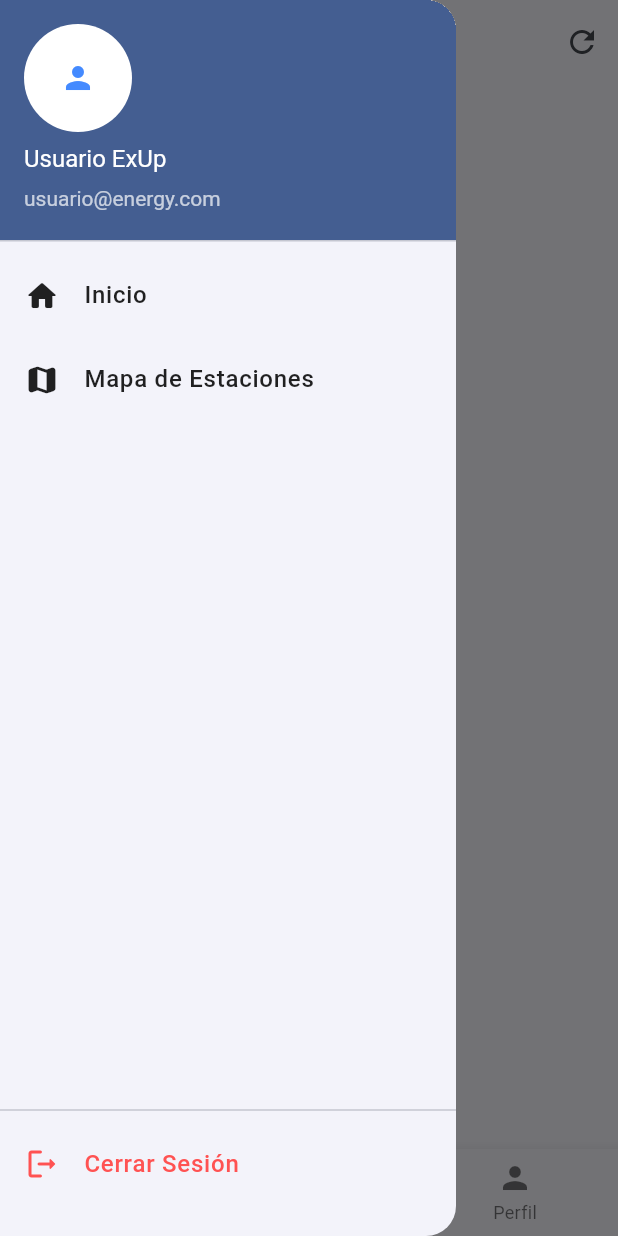
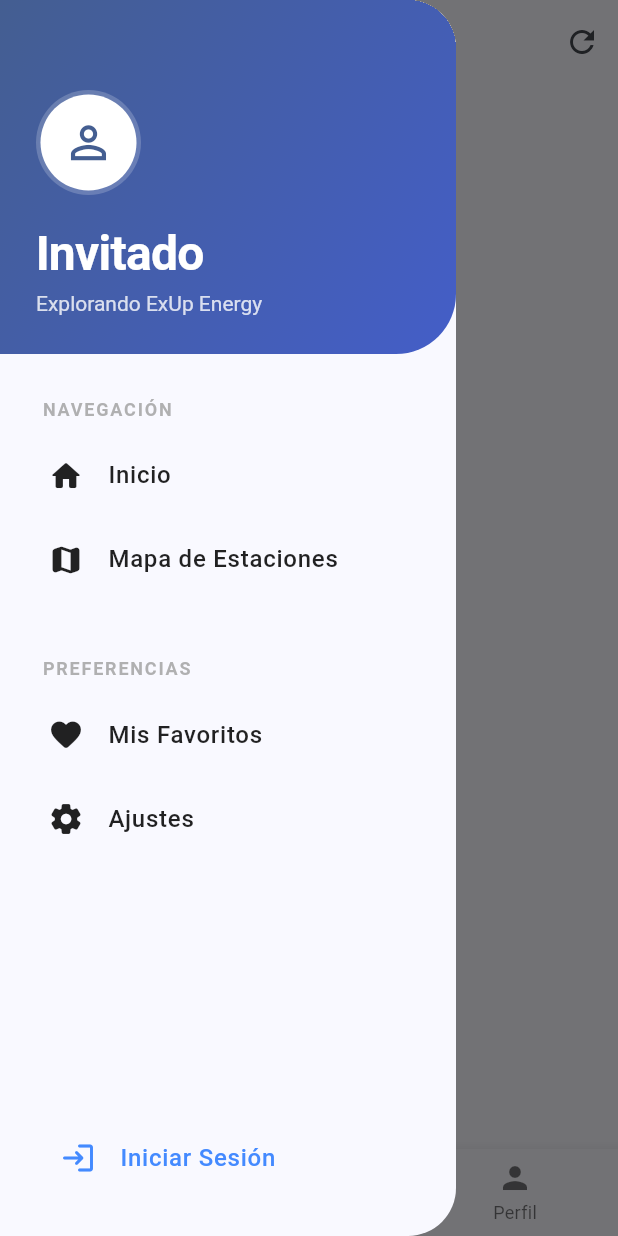
Before and after one commit to VictorHPonce/exup-energy-mobile, a Flutter app: the HomePage screen opened by its route, with the side drawer open, on a phone screen of 412 x 824 dp. Run offline on Flutter 3.47's test engine with Material 3 defaults, Android fonts, the phone set to English and light mode, and no system bars; our stand-ins replace dartz, dio, equatable, flutter_bloc, flutter_secure_storage, geolocator and 2 more; accounts and stored records are empty.

Commit message:
feat(ui): refactor CustomDrawer with improved modern aesthetics and BLoC integration

```diff
--- a/lib/core/network/auth_interceptor.dart
+++ b/lib/core/network/auth_interceptor.dart
@@ -1,7 +1,7 @@
 import 'package:dio/dio.dart';
-import 'package:exup_energy_mobile/features/auth/data/datasources/auth_remote_data_source.dart';
 import 'package:exup_energy_mobile/injection_container.dart';
-import '../../features/auth/data/datasources/auth_local_data_source.dart';
+import 'package:exup_energy_mobile/features/auth/auth.dart';
+
 
 class AuthInterceptor extends Interceptor {
   final AuthLocalDataSource authLocalDataSource;
--- a/lib/core/widgets/molecules/input_group.dart
+++ b/lib/core/widgets/molecules/input_group.dart
@@ -1,6 +1,6 @@
 import 'package:flutter/material.dart';
 import '../atoms/brand_text.dart';
-import '../../../features/auth/presentation/widgets/custom_text_field.dart';
+import 'package:exup_energy_mobile/features/auth/auth.dart';
 
 class InputGroup extends StatelessWidget {
   final String label;
--- a/lib/core/widgets/organisms/custom_drawer.dart
+++ b/lib/core/widgets/organisms/custom_drawer.dart
@@ -1,4 +1,6 @@
 import 'package:flutter/material.dart';
+import 'package:flutter_bloc/flutter_bloc.dart';
+import 'package:exup_energy_mobile/features/auth/auth.dart';
 import 'package:go_router/go_router.dart';
 import '../atoms/brand_text.dart';
 import '../molecules/drawer_item.dart';
@@ -9,32 +11,40 @@ class CustomDrawer extends StatelessWidget {
   @override
   Widget build(BuildContext context) {
     final theme = Theme.of(context);
+    final colorScheme = theme.colorScheme;
+
+    return BlocBuilder<AuthBloc, AuthState>(
+      builder: (context, state) {
+        String name = "Invitado";
+        String email = "Explorando ExUp Energy";
+        bool isGuest = true;
+
+        if (state is AuthSuccess) {
+          name = state.user.name;
+          email = state.user.email;
+          isGuest = false;
+        }
 
         return Drawer(
+          backgroundColor: colorScheme.surface,
           shape: const RoundedRectangleBorder(
-        borderRadius: BorderRadius.only(
-          topRight: Radius.circular(20),
-          bottomRight: Radius.circular(20),
-        ),
+            borderRadius: BorderRadius.horizontal(right: Radius.circular(32)),
           ),
           child: Column(
             children: [
-          // Cabecera estilizada
-          UserAccountsDrawerHeader(
-            decoration: BoxDecoration(color: theme.primaryColor),
-            accountName: const BrandText.body("Usuario ExUp", color: Colors.white),
-            accountEmail: const BrandText.caption("usuario@energy.com", color: Colors.white70),
-            currentAccountPicture: const CircleAvatar(
-              backgroundColor: Colors.white,
-              child: Icon(Icons.person, color: Colors.blueAccent),
-            ),
-          ),
+              // CABECERA MODERNA (Sin el header clásico)
+              _buildModernHeader(theme, name, email, isGuest),
 
-          // Cuerpo del Drawer con scroll si es necesario
+              const SizedBox(height: 12),
+
+              // LISTADO DE OPCIONES
               Expanded(
+                child: Padding(
+                  padding: const EdgeInsets.symmetric(horizontal: 16),
                   child: ListView(
                     padding: EdgeInsets.zero,
                     children: [
+                      _SectionTitle(title: "Navegación"),
                       DrawerItem(
                         icon: Icons.home_rounded,
                         label: 'Inicio',
@@ -43,26 +53,109 @@ class CustomDrawer extends StatelessWidget {
                       DrawerItem(
                         icon: Icons.map_rounded,
                         label: 'Mapa de Estaciones',
-                  onTap: () {
-                    // Lógica futura: Navigator.pop(context) y luego navegar
-                  },
+                        onTap: () {},
+                      ),
+                      const SizedBox(height: 20),
+                      _SectionTitle(title: "Preferencias"),
+                      DrawerItem(
+                        icon: Icons.favorite_rounded,
+                        label: 'Mis Favoritos',
+                        onTap: () {},
+                      ),
+                      DrawerItem(
+                        icon: Icons.settings_rounded,
+                        label: 'Ajustes',
+                        onTap: () {},
                       ),
                     ],
                   ),
                 ),
+              ),
 
-          const Divider(),
+              // PIE DE PÁGINA (Boton de acción de sesión)
+              Padding(
+                padding: const EdgeInsets.all(24),
+                child: _buildSessionButton(context, isGuest),
+              ),
+            ],
+          ),
+        );
+      },
+    );
+  }
 
-          // Item de cierre de sesión al final
-          DrawerItem(
-            icon: Icons.logout_rounded,
-            label: 'Cerrar Sesión',
-            color: Colors.redAccent,
-            onTap: () => context.go('/welcome'),
+  Widget _buildModernHeader(ThemeData theme, String name, String email, bool isGuest) {
+    return Container(
+      width: double.infinity,
+      padding: const EdgeInsets.fromLTRB(24, 60, 24, 24),
+      decoration: BoxDecoration(
+        gradient: LinearGradient(
+          begin: Alignment.topLeft,
+          end: Alignment.bottomRight,
+          colors: [
+            theme.primaryColor,
+            theme.primaryColor.withBlue(200),
+          ],
         ),
-          const SizedBox(height: 20),
+        borderRadius: const BorderRadius.only(bottomRight: Radius.circular(40)),
+      ),
+      child: Column(
+        crossAxisAlignment: CrossAxisAlignment.start,
+        children: [
+          CircleAvatar(
+            radius: 35,
+            backgroundColor: Colors.white.withValues(alpha: 0.2),
+            child: CircleAvatar(
+              radius: 32,
+              backgroundColor: Colors.white,
+              child: Icon(
+                isGuest ? Icons.person_outline : Icons.person,
+                size: 35,
+                color: theme.primaryColor,
+              ),
+            ),
+          ),
+          const SizedBox(height: 16),
+          BrandText.header(name, color: Colors.white),
+          BrandText.caption(email, color: Colors.white.withValues(alpha: 0.8)),
         ],
       ),
     );
   }
+
+  Widget _buildSessionButton(BuildContext context, bool isGuest) {
+    return DrawerItem(
+      icon: isGuest ? Icons.login_rounded : Icons.logout_rounded,
+      label: isGuest ? 'Iniciar Sesión' : 'Cerrar Sesión',
+      color: isGuest ? Colors.blueAccent : Colors.redAccent,
+      onTap: () {
+        if (!isGuest) {
+          context.read<AuthBloc>().add(const LogoutRequested());
         }
+        context.go('/welcome');
+      },
+    );
+  }
+}
+
+// Widget auxiliar para títulos de sección
+class _SectionTitle extends StatelessWidget {
+  final String title;
+  const _SectionTitle({required this.title});
+
+  @override
+  Widget build(BuildContext context) {
+    return Padding(
+      padding: const EdgeInsets.only(left: 12, bottom: 8, top: 16),
+      child: Text(
+        title.toUpperCase(),
+        style: TextStyle(
+          fontSize: 12,
+          fontWeight: FontWeight.bold,
+          color: Colors.grey.withValues(alpha: 0.8),
+          letterSpacing: 1.2,
+        ),
+      ),
+    );
+  }
+}
--- /dev/null
+++ b/lib/core/widgets/widgets.dart
@@ -0,0 +1,5 @@
+export 'atoms/brand_text.dart';
+export 'atoms/primary_button.dart';
+export 'molecules/drawer_item.dart';
+export 'molecules/input_group.dart';
+export 'organisms/custom_drawer.dart';
--- a/lib/features/auth/data/datasources/auth_remote_data_source.dart
+++ b/lib/features/auth/data/datasources/auth_remote_data_source.dart
@@ -9,7 +9,6 @@ abstract class AuthRemoteDataSource {
 
 class AuthRemoteDataSourceImpl implements AuthRemoteDataSource {
   final Dio dio;
-  // static const String baseUrl = "https://192.168.1.130:7161/api";
 
   AuthRemoteDataSourceImpl({required this.dio});
 
--- /dev/null
+++ b/lib/features/auth/domain/usecases/logout_usecase.dart
@@ -0,0 +1,12 @@
+import 'package:dartz/dartz.dart';
+import '../../../../core/error/failures.dart';
+import '../repositories/auth_repository.dart';
+
+class LogoutUseCase {
+  final AuthRepository repository;
+  LogoutUseCase(this.repository);
+
+  Future<Either<Failure, void>> execute() async {
+    return await repository.logout();
+  }
+}
--- a/lib/features/auth/presentation/bloc/auth_bloc.dart
+++ b/lib/features/auth/presentation/bloc/auth_bloc.dart
@@ -1,22 +1,26 @@
+import 'package:exup_energy_mobile/features/auth/auth.dart';
 import 'package:flutter_bloc/flutter_bloc.dart';
-import '../../domain/usecases/login_usecase.dart';
-import '../../domain/usecases/register_usecase.dart';
-import 'auth_event.dart';
-import 'auth_state.dart';
+
 
 class AuthBloc extends Bloc<AuthEvent, AuthState> {
   final LoginUseCase loginUseCase;
   final RegisterUseCase registerUseCase;
+  final LogoutUseCase logoutUseCase;
 
   AuthBloc({
     required this.loginUseCase,
     required this.registerUseCase,
+    required this.logoutUseCase,
   }) : super(AuthInitial()) {
     on<LoginSubmittedEvent>(_onLogin);
     on<RegisterSubmittedEvent>(_onRegister);
+    on<LogoutRequested>(_onLogout);
   }
 
-  Future<void> _onLogin(LoginSubmittedEvent event, Emitter<AuthState> emit) async {
+  Future<void> _onLogin(
+    LoginSubmittedEvent event,
+    Emitter<AuthState> emit,
+  ) async {
     emit(AuthLoading());
     final result = await loginUseCase(event.email, event.password);
     result.fold(
@@ -25,7 +29,10 @@ class AuthBloc extends Bloc<AuthEvent, AuthState> {
     );
   }
 
-  Future<void> _onRegister(RegisterSubmittedEvent event, Emitter<AuthState> emit) async {
+  Future<void> _onRegister(
+    RegisterSubmittedEvent event,
+    Emitter<AuthState> emit,
+  ) async {
     emit(AuthLoading());
     final result = await registerUseCase(
       name: event.name,
@@ -37,4 +44,12 @@ class AuthBloc extends Bloc<AuthEvent, AuthState> {
       (user) => emit(AuthSuccess(user)),
     );
   }
+
+  Future<void> _onLogout(
+    LogoutRequested event,
+    Emitter<AuthState> emit,
+  ) async {
+    await logoutUseCase.execute();
+    emit(AuthInitial());
+  }
 }
--- a/lib/features/auth/presentation/bloc/auth_event.dart
+++ b/lib/features/auth/presentation/bloc/auth_event.dart
@@ -1,16 +1,16 @@
 import 'package:equatable/equatable.dart';
 
 abstract class AuthEvent extends Equatable {
+  const AuthEvent();
   @override
   List<Object> get props => [];
 }
 
-// El evento que dispararemos cuando el usuario pulse el botón
 class LoginSubmittedEvent extends AuthEvent {
   final String email;
   final String password;
 
-  LoginSubmittedEvent(this.email, this.password);
+  const LoginSubmittedEvent(this.email, this.password);
 
   @override
   List<Object> get props => [email, password];
@@ -21,7 +21,7 @@ class RegisterSubmittedEvent extends AuthEvent {
   final String email;
   final String password;
 
-  RegisterSubmittedEvent({
+  const RegisterSubmittedEvent({
     required this.name,
     required this.email,
     required this.password,
@@ -30,3 +30,7 @@ class RegisterSubmittedEvent extends AuthEvent {
   @override
   List<Object> get props => [name, email, password];
 }
+
+class LogoutRequested extends AuthEvent {
+  const LogoutRequested();
+}
--- a/lib/features/auth/presentation/pages/register_page.dart
+++ b/lib/features/auth/presentation/pages/register_page.dart
@@ -1,8 +1,8 @@
 import 'package:flutter/material.dart';
 import 'package:flutter_bloc/flutter_bloc.dart';
 import 'package:go_router/go_router.dart';
-import '../../../../core/widgets/atoms/brand_text.dart';
-import '../../../../core/utils/ui_utils.dart';
+import 'package:exup_energy_mobile/core/widgets/widgets.dart';
+import 'package:exup_energy_mobile/core/core.dart';
 import '../bloc/auth_bloc.dart';
 import '../bloc/auth_event.dart';
 import '../bloc/auth_state.dart';
--- a/lib/features/auth/presentation/widgets/login_form_organism.dart
+++ b/lib/features/auth/presentation/widgets/login_form_organism.dart
@@ -1,5 +1,5 @@
 import 'package:flutter/material.dart';
-import 'package:flutter_bloc/flutter_bloc.dart'; // ¡Asegúrate de este import!
+import 'package:flutter_bloc/flutter_bloc.dart';
 import '../../../../core/widgets/atoms/primary_button.dart';
 import '../../../../core/widgets/molecules/input_group.dart';
 import '../bloc/auth_bloc.dart';
--- /dev/null
+++ b/lib/features/home/home.dart
@@ -0,0 +1 @@
+export 'presentation/pages/home_page.dart';
```
Also changed, not shown: lib/core/core.dart (added, +7 -0 lines), lib/core/router/app_router.dart (+16 -26 lines), lib/features/auth/auth.dart (added, +18 -0 lines), lib/features/auth/presentation/pages/welcome_page.dart (+4 -7 lines), lib/features/gas_stations/gas_stations.dart (added, +12 -0 lines), lib/injection_container.dart (+6 -13 lines). Lines whose indentation alone changed are shown as unchanged.
